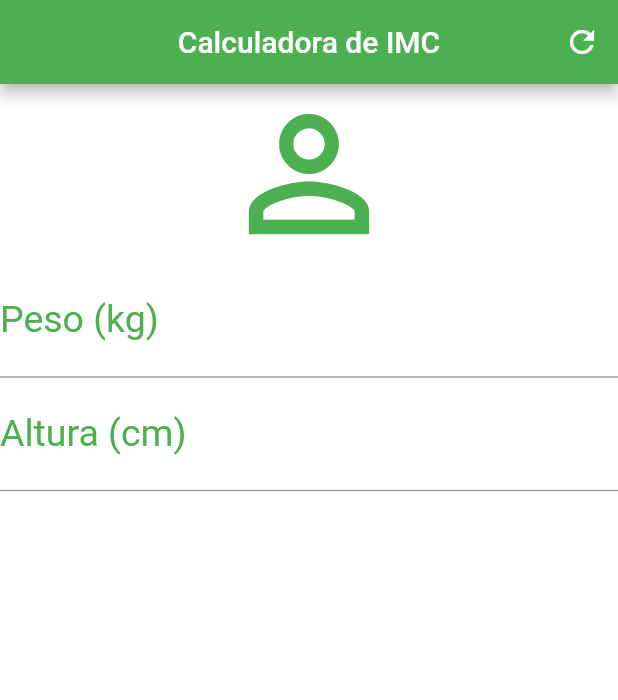
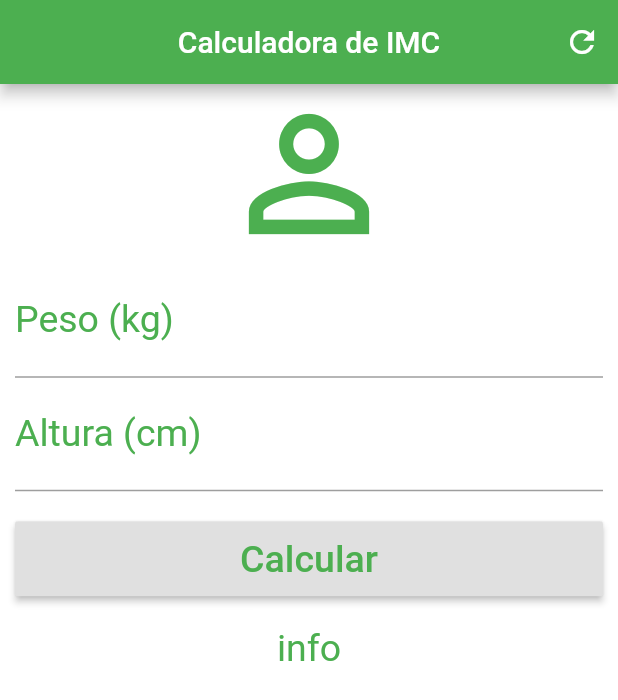
Before and after one commit to virginiadev9/Dart, a Flutter app: the screen it shows after launch, on a phone screen of 412 x 824 dp. Shown: the top 700 px of the screen. Run offline on Flutter 3.47's test engine with Material 2 defaults, Android fonts, the phone set to English and light mode, and no system bars.

Commit message:
adicionando scrollview e raiseButton

```diff
--- a/Sobre-Fluter/calculadoraimc/lib/main.dart
+++ b/Sobre-Fluter/calculadoraimc/lib/main.dart
@@ -1,4 +1,5 @@
 import 'package:flutter/material.dart';
+import 'package:flutter/rendering.dart';
 
 void main() {
   runApp(MaterialApp(
@@ -27,7 +28,9 @@ class _HomeState extends State<Home> {
           ],
         ),
         backgroundColor: Colors.white,
-      body: Column(
+        body: SingleChildScrollView(
+          padding: EdgeInsets.fromLTRB(10.0, 0.0, 10.0, 0.0),
+          child: Column(
             crossAxisAlignment: CrossAxisAlignment.stretch,
             children: <Widget>[
               Icon(
@@ -41,7 +44,7 @@ class _HomeState extends State<Home> {
                     labelText: "Peso (kg)",
                     labelStyle: TextStyle(color: Colors.green)),
                 textAlign: TextAlign.center,
-            style: TextStyle(color: Colors.green,fontSize: 25.0),
+                style: TextStyle(color: Colors.green, fontSize: 25.0),
               ),
               TextField(
                 keyboardType: TextInputType.number,
@@ -49,10 +52,28 @@ class _HomeState extends State<Home> {
                     labelText: "Altura (cm)",
                     labelStyle: TextStyle(color: Colors.green)),
                 textAlign: TextAlign.center,
-            style: TextStyle(color: Colors.green,fontSize: 25.0),
+                style: TextStyle(color: Colors.green, fontSize: 25.0),
+              ),
+              Padding(
+                padding: EdgeInsets.only(top: 20.0,bottom: 20.0),
+                child: Container(
+                  height: 50.0,
+                  child: RaisedButton(
+                    onPressed: () {},
+                    child: Text(
+                      "Calcular",
+                      style: TextStyle(color: Colors.green, fontSize: 25.0),
+                    ),
+                  ),
+                ),
+              ),
+              Text(
+                "info",
+                textAlign: TextAlign.center,
+                style: TextStyle(color: Colors.green, fontSize: 25.0),
               )
             ],
           ),
-    ); //um widget que facilita a vida para colocar outros widget do material designer
+        )); //um widget que facilita a vida para colocar outros widget do material designer
   }
 }
```
Lines whose indentation alone changed are shown as unchanged.
